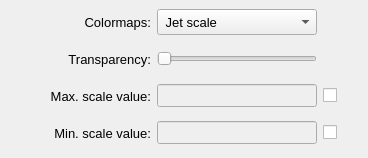
Old version of the form vibra/interface/data/ui_files/plots/general/results_display_widget.ui in the repository MOPT-UFSC/VIBRA.
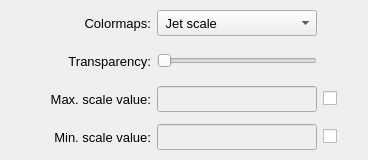
New version of the form.

Patch:
```diff
--- a/vibra/interface/data/ui_files/plots/general/results_display_widget.ui
+++ b/vibra/interface/data/ui_files/plots/general/results_display_widget.ui
@@ -7,9 +7,21 @@
     <x>0</x>
     <y>0</y>
     <width>368</width>
-    <height>158</height>
+    <height>160</height>
    </rect>
   </property>
+  <property name="minimumSize">
+   <size>
+    <width>0</width>
+    <height>160</height>
+   </size>
+  </property>
+  <property name="maximumSize">
+   <size>
+    <width>16777215</width>
+    <height>160</height>
+   </size>
+  </property>
   <property name="windowTitle">
    <string>Form</string>
   </property>
@@ -62,6 +74,9 @@
       <property name="bottomMargin">
        <number>0</number>
       </property>
+      <property name="spacing">
+       <number>6</number>
+      </property>
       <item row="3" column="4">
        <widget class="QCheckBox" name="min_color_check_box">
         <property name="text">
@@ -300,13 +315,13 @@
         <property name="minimumSize">
          <size>
           <width>160</width>
-          <height>0</height>
+          <height>26</height>
          </size>
         </property>
         <property name="maximumSize">
          <size>
           <width>160</width>
-          <height>16777215</height>
+          <height>26</height>
          </size>
         </property>
         <property name="orientation">
@@ -328,13 +343,13 @@
         <property name="minimumSize">
          <size>
           <width>160</width>
-          <height>0</height>
+          <height>26</height>
          </size>
         </property>
         <property name="maximumSize">
          <size>
           <width>160</width>
-          <height>16777215</height>
+          <height>26</height>
          </size>
         </property>
         <property name="font">
@@ -358,13 +373,13 @@
         <property name="minimumSize">
          <size>
           <width>160</width>
-          <height>0</height>
+          <height>26</height>
          </size>
         </property>
         <property name="maximumSize">
          <size>
           <width>160</width>
-          <height>16777215</height>
+          <height>26</height>
          </size>
         </property>
         <property name="font">
```
